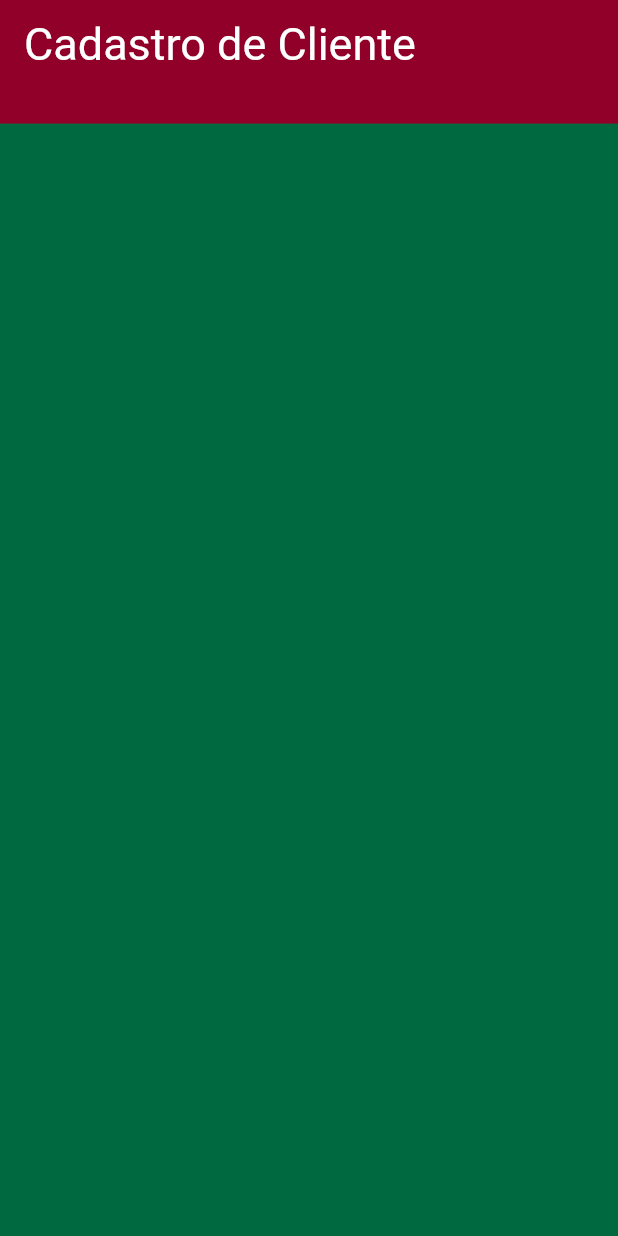
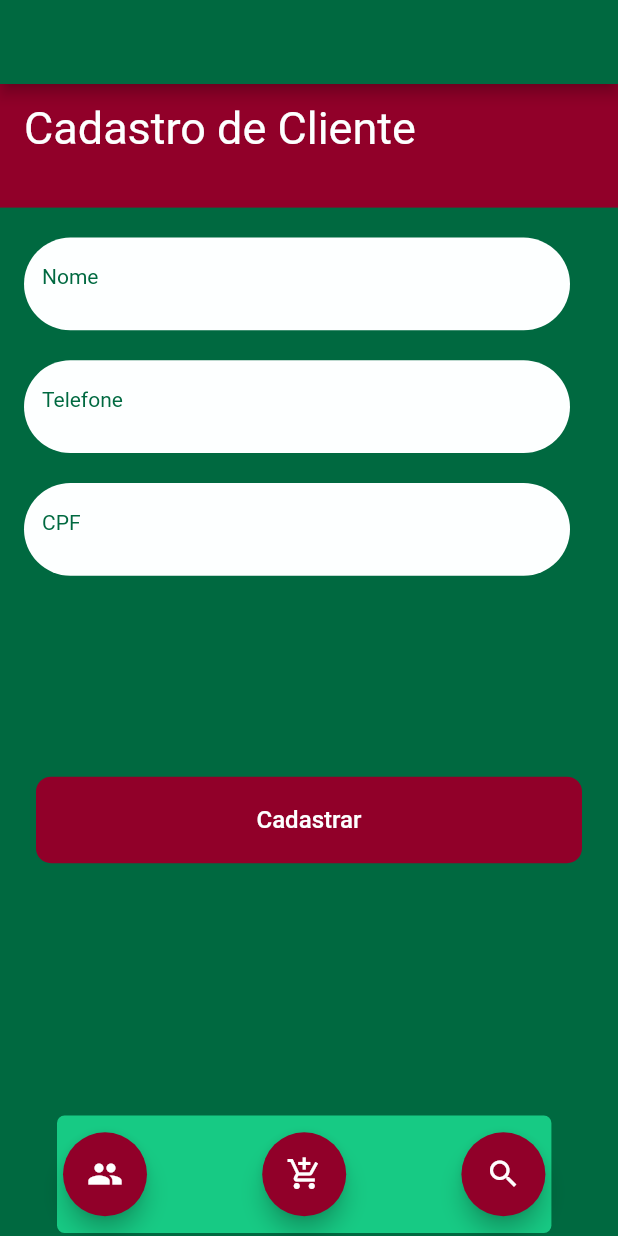
Before and after one commit to netomarques/gerenciamento_vendas, a Flutter app: the CadastroCliente screen opened directly, on a phone screen of 412 x 824 dp. Run offline on Flutter 3.47's test engine with Material 2 defaults, Android fonts, the phone set to English and light mode, and no system bars.

Commit message:
(Cadastro Cliente) - Estrutura desenhada. (NavButtonFloating) - Ajustes na chamada da widget

```diff
--- a/lib/main.dart
+++ b/lib/main.dart
@@ -1,4 +1,5 @@
 import 'package:flutter/material.dart';
+import 'package:vendas_gerenciamento/pages/cadastro_cliente.dart';
 import 'package:vendas_gerenciamento/pages/home_painel.dart';
 import 'package:vendas_gerenciamento/utils/build_material_color.dart';
 
@@ -18,8 +19,9 @@ class MyApp extends StatelessWidget {
         primarySwatch: BuildMaterialColor(
           const Color(0xFF006940),
         ),
+        scaffoldBackgroundColor: const Color(0xFFFDFFFF),
       ),
-      home: const HomePainel(),
+      home: const CadastroCliente(),
     );
   }
 }
--- a/lib/pages/cadastro_cliente.dart
+++ b/lib/pages/cadastro_cliente.dart
@@ -1,4 +1,7 @@
 import 'package:flutter/material.dart';
+import 'package:vendas_gerenciamento/widgets/acoes_text_button.dart';
+import 'package:vendas_gerenciamento/widgets/app_text_form_field.dart';
+import 'package:vendas_gerenciamento/widgets/nav_buttons_floating.dart';
 
 class CadastroCliente extends StatefulWidget {
   const CadastroCliente({super.key});
@@ -8,27 +11,69 @@ class CadastroCliente extends StatefulWidget {
 }
 
 class _CadastroClienteState extends State<CadastroCliente> {
-
   Size size = const Size(0, 0);
 
   @override
   Widget build(BuildContext context) {
     size = MediaQuery.of(context).size;
+
+    return Scaffold(
+      appBar: AppBar(
+        title: const Text(''),
+      ),
+      resizeToAvoidBottomInset: false,
+      body: _body(),
+    );
+  }
+
+  _body() {
     return Container(
       color: const Color(0xFF006940),
       child: Column(
+        crossAxisAlignment: CrossAxisAlignment.start,
+        children: <Widget>[
+          _tituloForm(),
+          Expanded(
+            child: ListView(
+              shrinkWrap: true,
               children: [
+                _containerText(const AppTextFormField("Informe o nome", "Nome")),
+                _containerText(const AppTextFormField("Informe o Telefone", "Telefone")),
+                _containerText(const AppTextFormField("Informe o CPF", "CPF")),
                 Container(
+                  margin: const EdgeInsets.only(
+                      top: 134, left: 24, right: 24, bottom: 8),
+                  child: const AcoesTextButton(),
+                ),
+              ],
+            ),
+          ),
+          const NavButtonsFloating(),
+        ],
+      ),
+    );
+  }
+
+  _containerText(widget) {
+    return Container(
+      height: size.height * 0.075,
+      margin: const EdgeInsets.only(left: 16, top: 20, right: 32),
+      child: widget,
+    );
+  }
+
+  _tituloForm() {
+    return Container(
       width: size.width,
       height: size.height * 0.1,
       color: const Color(0xff910029),
       padding: const EdgeInsets.only(left: 16, top: 12),
       child: const Text(
         'Cadastro de Cliente',
-              style: TextStyle(color: Color(0xffFDFFFF), fontSize: 30),
+        style: TextStyle(
+          color: Color(0xffFDFFFF),
+          fontSize: 30,
         ),
-          ),
-        ],
       ),
     );
   }
--- a/lib/pages/home_painel.dart
+++ b/lib/pages/home_painel.dart
@@ -33,7 +33,7 @@ class _HomePainelState extends State<HomePainel> {
             itemBuilder: (context, index) {
               return _containerVenda();
             },
-            itemCount: 20,
+            itemCount: 7,
           ),
         ),
         const NavButtonsFloating(),
--- a/lib/utils/build_material_color.dart
+++ b/lib/utils/build_material_color.dart
@@ -8,7 +8,7 @@ MaterialColor BuildMaterialColor(Color color) {
   for (int i = 1; i < 10; i++) {
     strengths.add(0.1 * i);
   }
-  strengths.forEach((strength) {
+  for (var strength in strengths) {
     final double ds = 0.5 - strength;
     swatch[(strength * 1000).round()] = Color.fromRGBO(
       r + ((ds < 0 ? r : (255 - r)) * ds).round(),
@@ -16,6 +16,6 @@ MaterialColor BuildMaterialColor(Color color) {
       b + ((ds < 0 ? b : (255 - b)) * ds).round(),
       1,
     );
-  });
+  }
   return MaterialColor(color.value, swatch);
 }
--- /dev/null
+++ b/lib/widgets/acoes_text_button.dart
@@ -0,0 +1,27 @@
+import 'package:flutter/material.dart';
+
+class AcoesTextButton extends StatelessWidget {
+  const AcoesTextButton({super.key});
+
+  @override
+  Widget build(BuildContext context) {
+    Size size = MediaQuery.of(context).size;
+    return Container(
+      height: size.height * 0.07,
+      decoration: BoxDecoration(
+        borderRadius: BorderRadius.circular(10),
+        color: const Color(0xff910029),
+      ),
+      child: TextButton(
+        onPressed: () => {},
+        child: const Text(
+          'Cadastrar',
+          style: TextStyle(
+            fontSize: 16,
+            color: Color(0xFFFDFFFF),
+          ),
+        ),
+      ),
+    );
+  }
+}
--- /dev/null
+++ b/lib/widgets/app_text_form_field.dart
@@ -0,0 +1,36 @@
+import 'package:flutter/material.dart';
+
+class AppTextFormField extends StatelessWidget {
+  final String _hintText;
+  final String _labelText;
+
+  const AppTextFormField(this._hintText, this._labelText, {Key? key})
+      : super(key: key);
+
+  @override
+  Widget build(BuildContext context) {
+    return Container(
+      padding: const EdgeInsets.only(left: 12),
+      decoration: BoxDecoration(
+        color: const Color(0xffFDFFFF),
+        borderRadius: BorderRadius.circular(32),
+      ),
+      child: TextFormField(
+        style: const TextStyle(
+          fontSize: 14,
+          color: Color(0xff910029),
+        ),
+        decoration: InputDecoration(
+          labelText: _labelText,
+          labelStyle: const TextStyle(fontSize: 14, color: Color(0xFF006940)),
+          hintText: _hintText,
+          hintStyle: const TextStyle(
+            fontSize: 14,
+            color: Color(0xff910029),
+          ),
+          border: InputBorder.none,
+        ),
+      ),
+    );
+  }
+}
--- a/lib/widgets/nav_buttons_floating.dart
+++ b/lib/widgets/nav_buttons_floating.dart
@@ -1,56 +1,38 @@
 import 'package:flutter/material.dart';
+import 'package:vendas_gerenciamento/pages/cadastro_cliente.dart';
 
-class NavButtonsFloating extends StatefulWidget {
+class NavButtonsFloating extends StatelessWidget {
   const NavButtonsFloating({super.key});
 
   @override
-  State<NavButtonsFloating> createState() => _NavButtonsFloatingState();
-}
-
-class _NavButtonsFloatingState extends State<NavButtonsFloating> {
-  Size size = const Size(0, 0);
-
-  @override
   Widget build(BuildContext context) {
-    size = MediaQuery.of(context).size;
-    return _bottonfloatinNavigator();
-  }
-
-  _bottonfloatinNavigator() {
+    Size size = MediaQuery.of(context).size;
     return Container(
       decoration: BoxDecoration(
-        color: const Color(0xFF006940),
+        color: const Color(0xFF17CA84),
         borderRadius: BorderRadius.circular(5),
       ),
-      margin: const EdgeInsets.only(right: 30, left: 30, bottom: 2),
+      margin: const EdgeInsets.only(right: 38, left: 38, bottom: 2),
       width: size.width * 0.8,
       height: size.height * 0.095,
       padding: const EdgeInsets.all(4),
       child: Row(
         mainAxisAlignment: MainAxisAlignment.spaceBetween,
         children: [
-          FloatingActionButton(
-            backgroundColor: const Color(0xff910029),
-            tooltip: 'Clientes',
-            onPressed: () {},
-            child: const Icon(Icons.people),
-          ),
-          FloatingActionButton(
-            backgroundColor: const Color(0xff910029),
-            tooltip: 'Venda',
-            onPressed: () {},
-            child: const Icon(
-              Icons.add_shopping_cart,
-            ),
-          ),
-          FloatingActionButton(
-            backgroundColor: const Color(0xff910029),
-            tooltip: 'Pesquisa de clientes',
-            onPressed: () {},
-            child: const Icon(Icons.search),
-          ),
+          _floatingActionButton("Cadastro de cliente", Icons.people),
+          _floatingActionButton("Venda", Icons.add_shopping_cart),
+          _floatingActionButton("Pesquisa de cliente", Icons.search),
         ],
       ),
     );
   }
+
+  _floatingActionButton(String tooltip, IconData iconData) {
+    return FloatingActionButton(
+      backgroundColor: const Color(0xff910029),
+      tooltip: tooltip,
+      onPressed: () => {},
+      child: Icon(iconData),
+    );
+  }
 }
```
Lines whose indentation alone changed are shown as unchanged.
